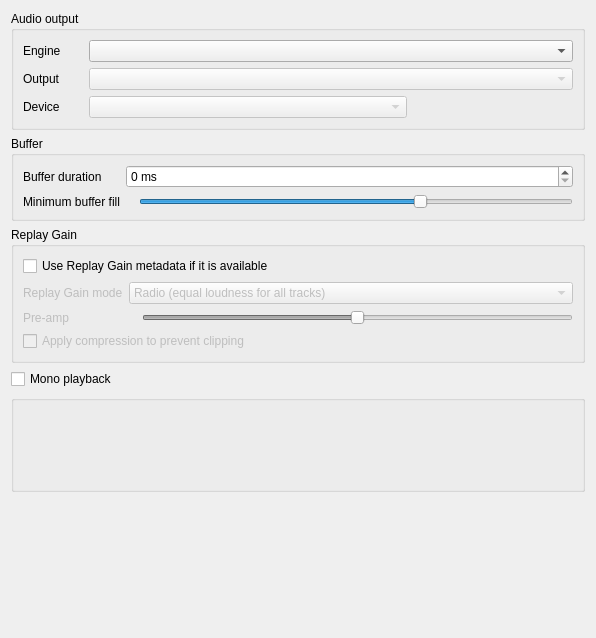
This is src/settings/backendsettingspage.ui in strawberrymusicplayer/strawberry as Qt 5 draws it before an edit. The edited form follows.
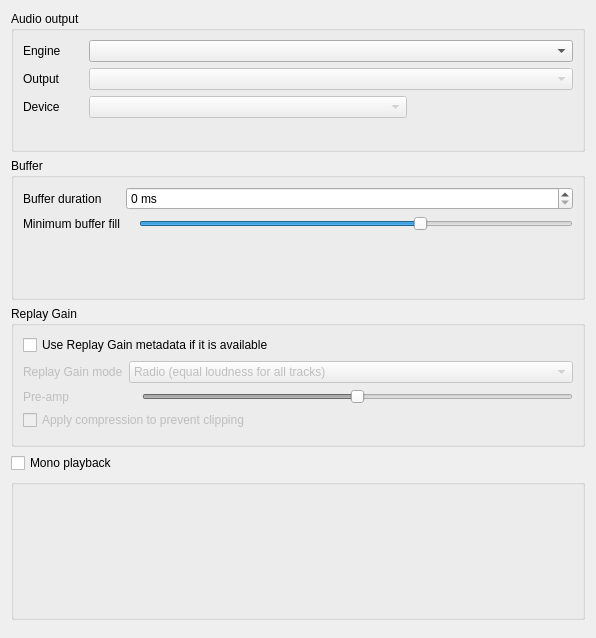
This is the edited form. Custom widgets are drawn as their Qt base class.

Commit message: Hide warning label in backend settings when not shown.

```diff
--- a/src/settings/backendsettingspage.ui
+++ b/src/settings/backendsettingspage.ui
@@ -367,12 +367,6 @@
      <property name="orientation">
       <enum>Qt::Vertical</enum>
      </property>
-     <property name="sizeHint" stdset="0">
-      <size>
-       <width>20</width>
-       <height>114</height>
-      </size>
-     </property>
     </spacer>
    </item>
   </layout>
```
The commit also changes 1 other file.
